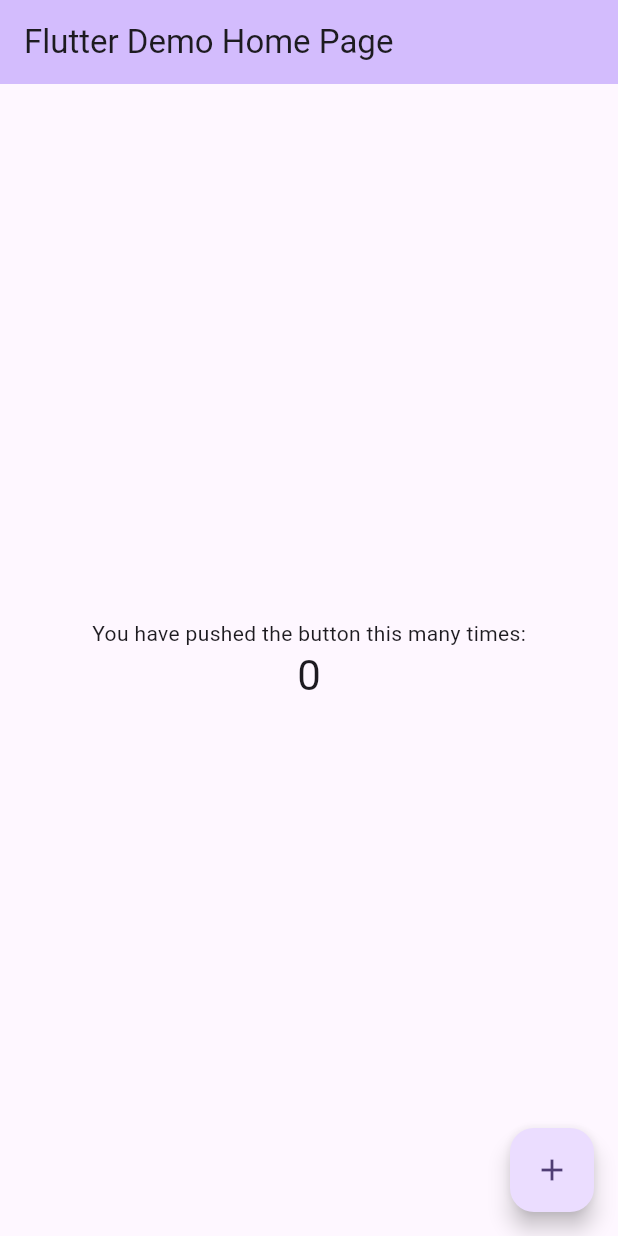
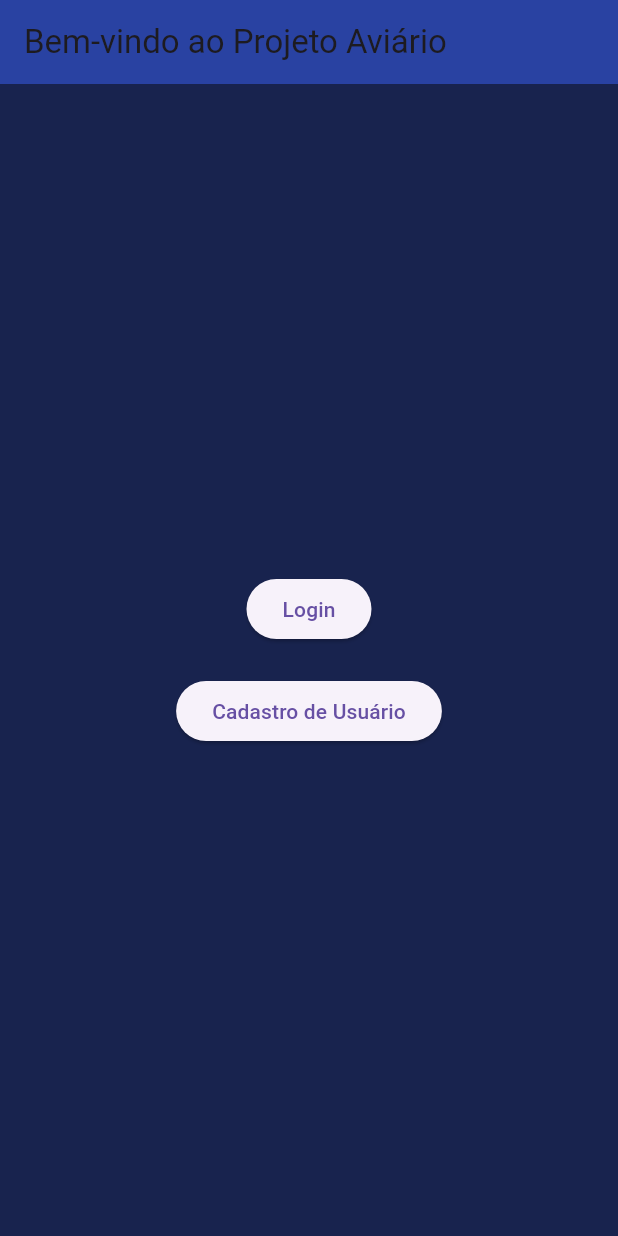
Before and after one commit to EduardoCavazin/projeto-aviario, a Flutter app: the screen it shows after launch, on a phone screen of 412 x 824 dp. Run offline on Flutter 3.47's test engine with Material 3 defaults, Android fonts, the phone set to English and light mode, and no system bars; our stand-ins replace cloud_firestore, firebase_auth, firebase_core; accounts and stored records are empty.

Commit message:
Ajustes para funcionamento de banco de dados, criação de telas de entrada, login e cadastro funcional, assim como listagem e cadastro de propriedades.

```diff
--- /dev/null
+++ b/lib/app/application/my_app.dart
@@ -0,0 +1,15 @@
+import 'package:flutter/material.dart';
+import 'package:projeto_ddm/app/widget/routes.dart';
+
+class MyApp extends StatelessWidget {
+  const MyApp({Key? key}) : super(key: key);
+
+  @override
+  Widget build(BuildContext context) {
+    return MaterialApp(
+      title: 'Projeto Aviário',
+      initialRoute: Routes.home,
+      routes: Routes.getRoutes(),
+    );
+  }
+}
--- a/lib/app/domain/dto/property_dto.dart
+++ b/lib/app/domain/dto/property_dto.dart
@@ -3,12 +3,14 @@ class PropertyDTO {
   String name;
   String location;
   int aviaryCount;
+  String userId;
 
   PropertyDTO({
     required this.id,
     required this.name,
     required this.location,
     required this.aviaryCount,
+    required this.userId,
   });
 
   Map<String, dynamic> toMap() {
@@ -16,6 +18,7 @@ class PropertyDTO {
       'id': id,
       'name': name,
       'location': location,
+      'userId': userId,
       'aviaryCount': aviaryCount,
     };
   }
@@ -25,6 +28,7 @@ class PropertyDTO {
       id: documentId,
       name: map['name'],
       location: map['location'],
+      userId: map['userId'],
       aviaryCount: map['aviaryCount'] ?? 0,
     );
   }
--- a/lib/app/domain/property.dart
+++ b/lib/app/domain/property.dart
@@ -7,11 +7,13 @@ class Property {
   String location;
   int aviaryCount;
   List<Aviary> aviaries;
+  String userId;
 
   Property({
     required this.id,
     required this.name,
     required this.location,
+    required this.userId,
     this.aviaryCount = 0,
     List<Aviary>? aviaries,
   }) : aviaries = aviaries ?? [] {
@@ -23,6 +25,7 @@ class Property {
       'id': id,
       'name': name,
       'location': location,
+      'userId': userId,
       'aviaryCount': aviaryCount,
       'aviaries': aviaries.map((aviary) => aviary.toMap()).toList(),
     };
@@ -33,6 +36,7 @@ class Property {
     id: id,
     name: map['name'],
     location: map['location'],
+    userId: map['userId'],
     aviaryCount: map['aviaryCount'] ?? 0,
     aviaries: (map['aviaries'] as List<dynamic>?)
             ?.map((aviaryMap) => Aviary.fromMap(aviaryMap, aviaryMap['id']))
--- /dev/null
+++ b/lib/app/widget/home_screen.dart
@@ -0,0 +1,37 @@
+import 'package:flutter/material.dart';
+import 'package:projeto_ddm/app/widget/routes.dart';
+
+class HomeScreen extends StatelessWidget {
+  @override
+  Widget build(BuildContext context) {
+    return Scaffold(
+      appBar: AppBar(
+        title: const Text('Bem-vindo ao Projeto Aviário'),
+        backgroundColor: const Color(0xFF2942A2),
+      ),
+      body: Container(
+        color: const Color(0xFF18234E),
+        child: Center(
+          child: Column(
+            mainAxisAlignment: MainAxisAlignment.center,
+            children: [
+              ElevatedButton(
+                onPressed: () {
+                  Navigator.pushNamed(context, Routes.login);
+                },
+                child: const Text('Login'),
+              ),
+              const SizedBox(height: 20),
+              ElevatedButton(
+                onPressed: () {
+                  Navigator.pushNamed(context, Routes.cadastroUsuario);
+                },
+                child: const Text('Cadastro de Usuário'),
+              ),
+            ],
+          ),
+        ),
+      ),
+    );
+  }
+}
--- /dev/null
+++ b/lib/app/widget/routes.dart
@@ -0,0 +1,21 @@
+import 'package:flutter/material.dart';
+import 'package:projeto_ddm/app/widget/home_screen.dart';
+import 'package:projeto_ddm/app/widget/auth/register_screen.dart';
+import 'package:projeto_ddm/app/widget/auth/login_screen.dart';
+import 'package:projeto_ddm/app/widget/property/property_screen.dart';
+
+class Routes {
+  static const String home = '/';
+  static const String login = '/login';
+  static const String cadastroUsuario = '/cadastro-usuario';
+  static const String propriedade = '/propriedade';
+
+  static Map<String, WidgetBuilder> getRoutes() {
+    return {
+      home: (context) => HomeScreen(),
+      cadastroUsuario: (context) => RegisterScreen(),
+      login: (context) => LoginScreen(),
+      propriedade: (context) => PropertyScreen(),
+    };
+  }
+}
--- a/lib/main.dart
+++ b/lib/main.dart
@@ -1,125 +1,9 @@
+import 'package:firebase_core/firebase_core.dart';
 import 'package:flutter/material.dart';
+import 'package:projeto_ddm/app/application/my_app.dart';
 
-void main() {
+void main() async {
+  WidgetsFlutterBinding.ensureInitialized();
+  Firebase.initializeApp();
   runApp(const MyApp());
 }
-
-class MyApp extends StatelessWidget {
-  const MyApp({super.key});
-
-  // This widget is the root of your application.
-  @override
-  Widget build(BuildContext context) {
-    return MaterialApp(
-      title: 'Flutter Demo',
-      theme: ThemeData(
-        // This is the theme of your application.
-        //
-        // TRY THIS: Try running your application with "flutter run". You'll see
-        // the application has a purple toolbar. Then, without quitting the app,
-        // try changing the seedColor in the colorScheme below to Colors.green
-        // and then invoke "hot reload" (save your changes or press the "hot
-        // reload" button in a Flutter-supported IDE, or press "r" if you used
-        // the command line to start the app).
-        //
-        // Notice that the counter didn't reset back to zero; the application
-        // state is not lost during the reload. To reset the state, use hot
-        // restart instead.
-        //
-        // This works for code too, not just values: Most code changes can be
-        // tested with just a hot reload.
-        colorScheme: ColorScheme.fromSeed(seedColor: Colors.deepPurple),
-        useMaterial3: true,
-      ),
-      home: const MyHomePage(title: 'Flutter Demo Home Page'),
-    );
-  }
-}
-
-class MyHomePage extends StatefulWidget {
-  const MyHomePage({super.key, required this.title});
-
-  // This widget is the home page of your application. It is stateful, meaning
-  // that it has a State object (defined below) that contains fields that affect
-  // how it looks.
-
-  // This class is the configuration for the state. It holds the values (in this
-  // case the title) provided by the parent (in this case the App widget) and
-  // used by the build method of the State. Fields in a Widget subclass are
-  // always marked "final".
-
-  final String title;
-
-  @override
-  State<MyHomePage> createState() => _MyHomePageState();
-}
-
-class _MyHomePageState extends State<MyHomePage> {
-  int _counter = 0;
-
-  void _incrementCounter() {
-    setState(() {
-      // This call to setState tells the Flutter framework that something has
-      // changed in this State, which causes it to rerun the build method below
-      // so that the display can reflect the updated values. If we changed
-      // _counter without calling setState(), then the build method would not be
-      // called again, and so nothing would appear to happen.
-      _counter++;
-    });
-  }
-
-  @override
-  Widget build(BuildContext context) {
-    // This method is rerun every time setState is called, for instance as done
-    // by the _incrementCounter method above.
-    //
-    // The Flutter framework has been optimized to make rerunning build methods
-    // fast, so that you can just rebuild anything that needs updating rather
-    // than having to individually change instances of widgets.
-    return Scaffold(
-      appBar: AppBar(
-        // TRY THIS: Try changing the color here to a specific color (to
-        // Colors.amber, perhaps?) and trigger a hot reload to see the AppBar
-        // change color while the other colors stay the same.
-        backgroundColor: Theme.of(context).colorScheme.inversePrimary,
-        // Here we take the value from the MyHomePage object that was created by
-        // the App.build method, and use it to set our appbar title.
-        title: Text(widget.title),
-      ),
-      body: Center(
-        // Center is a layout widget. It takes a single child and positions it
-        // in the middle of the parent.
-        child: Column(
-          // Column is also a layout widget. It takes a list of children and
-          // arranges them vertically. By default, it sizes itself to fit its
-          // children horizontally, and tries to be as tall as its parent.
-          //
-          // Column has various properties to control how it sizes itself and
-          // how it positions its children. Here we use mainAxisAlignment to
-          // center the children vertically; the main axis here is the vertical
-          // axis because Columns are vertical (the cross axis would be
-          // horizontal).
-          //
-          // TRY THIS: Invoke "debug painting" (choose the "Toggle Debug Paint"
-          // action in the IDE, or press "p" in the console), to see the
-          // wireframe for each widget.
-          mainAxisAlignment: MainAxisAlignment.center,
-          children: <Widget>[
-            const Text(
-              'You have pushed the button this many times:',
-            ),
-            Text(
-              '$_counter',
-              style: Theme.of(context).textTheme.headlineMedium,
-            ),
-          ],
-        ),
-      ),
-      floatingActionButton: FloatingActionButton(
-        onPressed: _incrementCounter,
-        tooltip: 'Increment',
-        child: const Icon(Icons.add),
-      ), // This trailing comma makes auto-formatting nicer for build methods.
-    );
-  }
-}
--- a/pubspec.yaml
+++ b/pubspec.yaml
@@ -51,6 +51,7 @@ dev_dependencies:
   # rules and activating additional ones.
   flutter_lints: ^3.0.0
   build_runner: ^2.1.7
+  mockito: ^5.0.16
 
 # For information on the generic Dart part of this file, see the
 # following page: https://dart.dev/tools/pub/pubspec
```
Also changed, not shown: lib/app/application/property_application.dart (+5 -4 lines), lib/app/application/user_application.dart (+46 -0 lines), lib/app/database/property_dao.dart (+12 -2 lines), lib/app/widget/auth/login_screen.dart (added, +143 -0 lines), lib/app/widget/auth/register_screen.dart (added, +121 -0 lines), lib/app/widget/property/property_screen.dart (added, +147 -0 lines), pubspec.lock, 1 other file.
